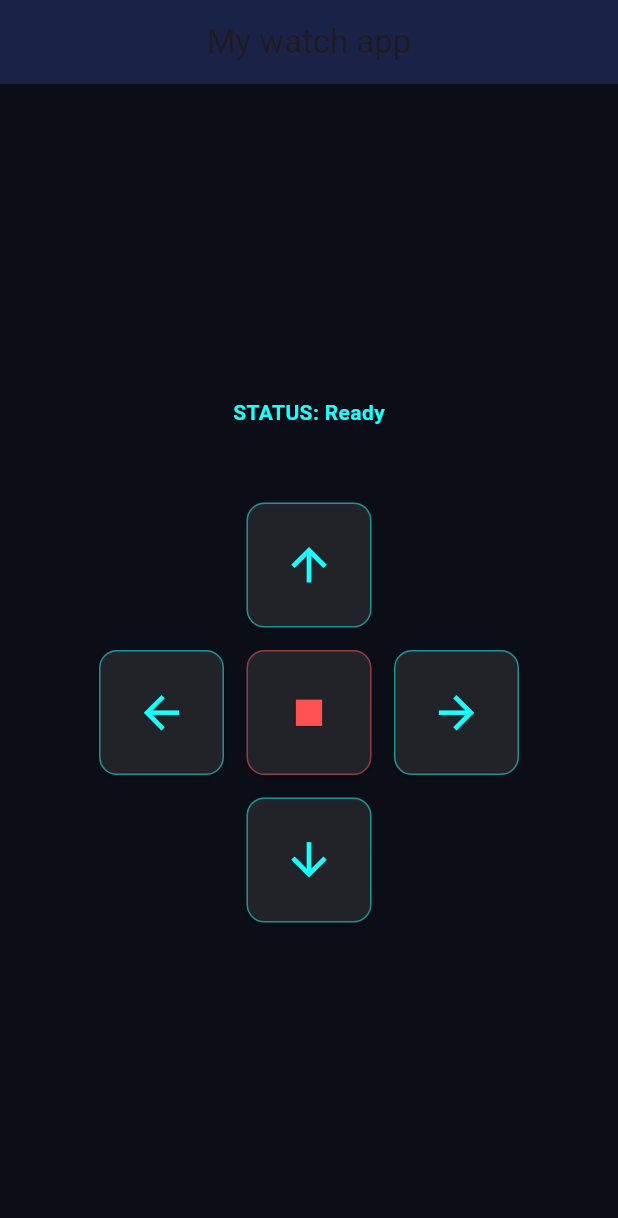
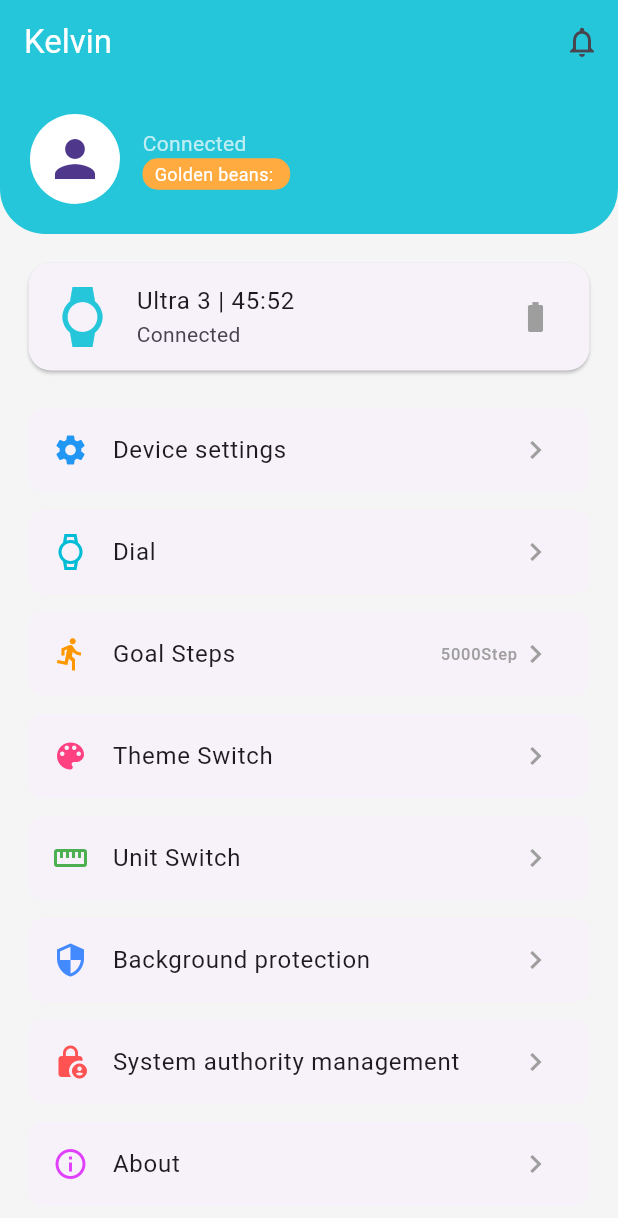
Before and after one commit to Kelvingh1st/bt_controller_v2, a Flutter app: the screen it shows after launch, on a phone screen of 412 x 824 dp. Shown: the top 1218 px of the screen. Run offline on Flutter 3.47's test engine with Material 3 defaults, Android fonts, the light colour scheme and no system bars; our stand-ins replace flutter_blue_plus.

Commit message:
UI update: HryFine inspired dashboard

```diff
--- a/lib/main.dart
+++ b/lib/main.dart
@@ -1,81 +1,107 @@
 import 'package:flutter/material.dart';
+import 'package:flutter_blue_plus/flutter_blue_plus.dart';
 
-void main() => runApp(const MaterialApp(
-      debugShowCheckedModeBanner: false,
-      home: OrbitalController(),
-    ));
+void main() => runApp(const MaterialApp(debugShowCheckedModeBanner: false, home: WatchDashboard()));
 
-class OrbitalController extends StatefulWidget {
-  const OrbitalController({super.key});
-
+class WatchDashboard extends StatefulWidget {
+  const WatchDashboard({super.key});
   @override
-  State<OrbitalController> createState() => _OrbitalControllerState();
+  State<WatchDashboard> createState() => _WatchDashboardState();
 }
 
-class _OrbitalControllerState extends State<OrbitalController> {
-  String status = "Ready";
-
-  void sendCommand(String cmd) {
-    setState(() => status = "Sending: $cmd");
-    print("Action: $cmd");
-    // Bluetooth transmit logic will be added here
-  }
+class _WatchDashboardState extends State<WatchDashboard> {
+  String watchName = "Ultra 3"; // From your screenshot
+  String connectionStatus = "Connected";
 
   @override
   Widget build(BuildContext context) {
     return Scaffold(
-      backgroundColor: const Color(0xFF0B0D17), // Space theme
+      backgroundColor: const Color(0xFFF5F5F5), // Light grey background
       appBar: AppBar(
-        title: const Text("My watch app"),
-        backgroundColor: Colors.indigo.withOpacity(0.3),
-        centerTitle: true,
+        title: const Text("Kelvin", style: TextStyle(color: Colors.white)),
+        backgroundColor: const Color(0xFF26C6DA), // Teal color from your image
+        elevation: 0,
+        actions: [IconButton(icon: const Icon(Icons.notifications_none), onPressed: () {})],
       ),
-      body: Center(
+      body: SingleChildScrollView(
         child: Column(
-          mainAxisAlignment: MainAxisAlignment.center,
           children: [
-            Text("STATUS: $status",
-                 style: const TextStyle(color: Colors.cyanAccent, fontWeight: FontWeight.bold)),
-            const SizedBox(height: 50),
-            _buildGrid(),
+            // Teal Header Section
+            Container(
+              padding: const EdgeInsets.all(20),
+              decoration: const BoxDecoration(
+                color: Color(0xFF26C6DA),
+                borderRadius: BorderRadius.only(bottomLeft: Radius.circular(30), bottomRight: Radius.circular(30)),
+              ),
+              child: Row(
+                children: [
+                  const CircleAvatar(radius: 30, backgroundColor: Colors.white, child: Icon(Icons.person, size: 40)),
+                  const SizedBox(width: 15),
+                  Column(
+                    crossAxisAlignment: CrossAxisAlignment.start,
+                    children: [
+                      const Text("Connected", style: TextStyle(color: Colors.white70)),
+                      Container(
+                        padding: const EdgeInsets.symmetric(horizontal: 8, vertical: 2),
+                        decoration: BoxDecoration(color: Colors.orangeAccent, borderRadius: BorderRadius.circular(10)),
+                        child: const Text("Golden beans: ", style: TextStyle(fontSize: 12, color: Colors.white)),
+                      )
+                    ],
+                  ),
+                ],
+              ),
+            ),
+
+            // Device Status Card
+            Padding(
+              padding: const EdgeInsets.all(15.0),
+              child: Card(
+                shape: RoundedRectangleBorder(borderRadius: BorderRadius.circular(15)),
+                child: ListTile(
+                  leading: const Icon(Icons.watch, color: Color(0xFF26C6DA), size: 40),
+                  title: Text("$watchName | 45:52"),
+                  subtitle: Text(connectionStatus),
+                  trailing: const Icon(Icons.battery_full, color: Colors.grey),
+                ),
+              ),
+            ),
+
+            // Settings Menu List
+            _buildMenuItem(Icons.settings, "Device settings", Colors.blue),
+            _buildMenuItem(Icons.watch_outlined, "Dial", Colors.cyan),
+            _buildMenuItem(Icons.directions_run, "Goal Steps", Colors.orange, trailing: "5000Step"),
+            _buildMenuItem(Icons.color_lens, "Theme Switch", Colors.pinkAccent),
+            _buildMenuItem(Icons.straighten, "Unit Switch", Colors.green),
+            _buildMenuItem(Icons.security, "Background protection", Colors.blueAccent),
+            _buildMenuItem(Icons.lock_person, "System authority management", Colors.redAccent),
+            _buildMenuItem(Icons.info_outline, "About", Colors.purpleAccent),
           ],
         ),
       ),
     );
   }
 
-  Widget _buildGrid() {
-    return SizedBox(
-      width: 280,
-      child: GridView.count(
-        shrinkWrap: true,
-        crossAxisCount: 3,
-        mainAxisSpacing: 15,
-        crossAxisSpacing: 15,
-        children: [
-          Container(),
-          _btn(Icons.arrow_upward, "F"),
-          Container(),
-          _btn(Icons.arrow_back, "L"),
-          _btn(Icons.stop, "S", color: Colors.redAccent),
-          _btn(Icons.arrow_forward, "R"),
-          Container(),
-          _btn(Icons.arrow_downward, "B"),
-          Container(),
-        ],
+  Widget _buildMenuItem(IconData icon, String title, Color color, {String? trailing}) {
+    return Padding(
+      padding: const EdgeInsets.symmetric(horizontal: 15, vertical: 2),
+      child: Card(
+        elevation: 0,
+        shape: RoundedRectangleBorder(borderRadius: BorderRadius.circular(10)),
+        child: ListTile(
+          leading: Icon(icon, color: color),
+          title: Text(title),
+          trailing: Row(
+            mainAxisSize: MainAxisSize.min,
+            children: [
+              if (trailing != null) Text(trailing, style: const TextStyle(color: Colors.grey)),
+              const Icon(Icons.chevron_right, color: Colors.grey),
+            ],
+          ),
+          onTap: () {
+            // Add Bluetooth command logic here
+          },
+        ),
       ),
     );
   }
-
-  Widget _btn(IconData icon, String cmd, {Color color = Colors.cyanAccent}) {
-    return ElevatedButton(
-      style: ElevatedButton.styleFrom(
-        backgroundColor: Colors.white10,
-        side: BorderSide(color: color.withOpacity(0.5)),
-        shape: RoundedRectangleBorder(borderRadius: BorderRadius.circular(12)),
-      ),
-      onPressed: () => sendCommand(cmd),
-      child: Icon(icon, color: color, size: 35),
-    );
-  }
 }
```
Also changed, not shown: 1 other file.
